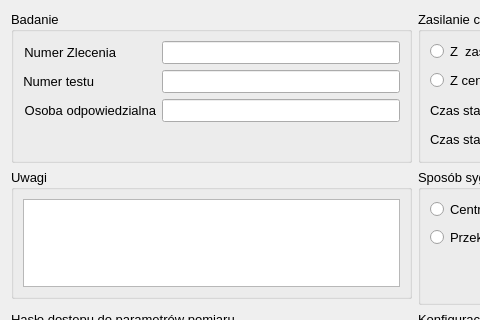
The window that CzujkiLinioweApp/parametrybadaniaogolnedlg.ui (wiacekmarcin/CzujkiLiniowe) describes before a commit, drawn with Qt 5; both pictures show x 0 to 480 and y 0 to 320 of the 1000 by 451 pixel window.
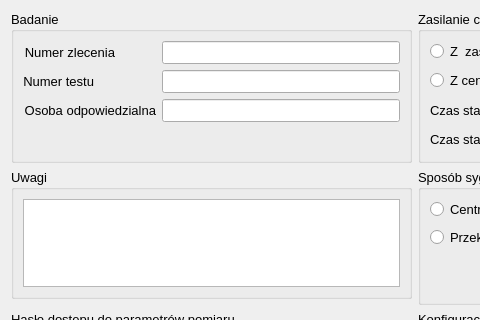
The same window after the commit.

The edit to the form file:
```diff
--- a/CzujkiLinioweApp/parametrybadaniaogolnedlg.ui
+++ b/CzujkiLinioweApp/parametrybadaniaogolnedlg.ui
@@ -107,7 +107,7 @@
       <item row="0" column="0">
        <widget class="QLabel" name="eNumerZlecenia">
         <property name="text">
-         <string>Numer Zlecenia</string>
+         <string>Numer zlecenia</string>
         </property>
         <property name="alignment">
          <set>Qt::AlignRight|Qt::AlignTrailing|Qt::AlignVCenter</set>
```
